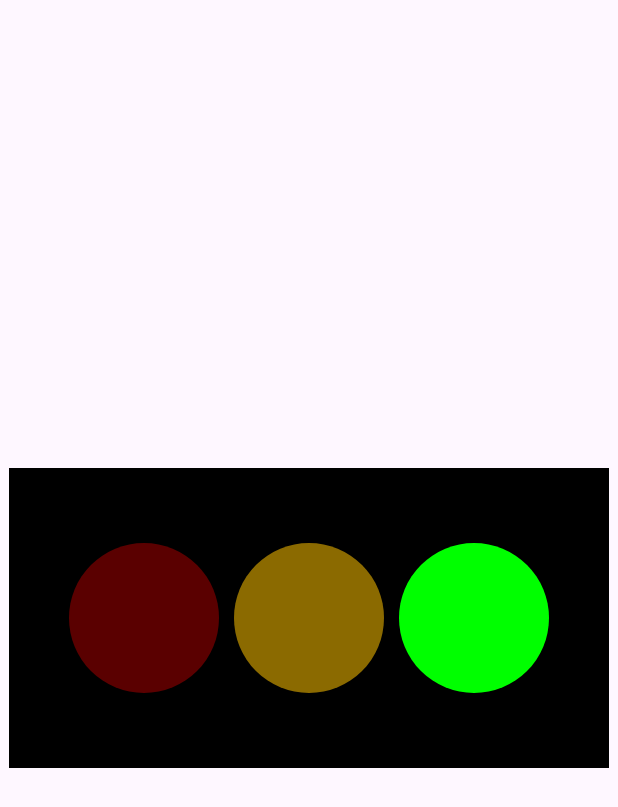
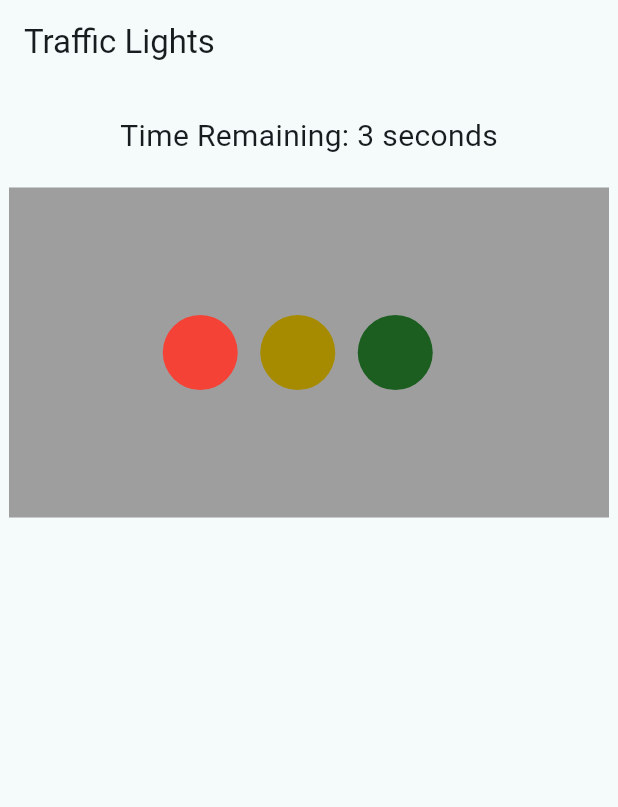
Before and after one commit to AndyPhuHuynh/CS410-SP2025-Traffic-Light-System, a Flutter app: the screen it shows after launch, on a phone screen of 412 x 824 dp. Shown: the top 807 px of the screen. Run offline on Flutter 3.47's test engine with Material 3 defaults, Android fonts, the phone set to English and light mode, and no system bars.

```diff
--- a/lib/main.dart
+++ b/lib/main.dart
@@ -1,132 +1,176 @@
-import 'package:flutter/material.dart';
-import 'dart:async';
+import 'package:flutter/material.dart'; // import for user interface
+import 'dart:async'; // import for timer
 
+// the main() is the start of everything
 void main() {
-  runApp(const TrafficLightApp());
+  runApp(const TrafficLightApp()); // call the application
 }
 
-class TrafficLightApp extends StatelessWidget {
-  const TrafficLightApp({super.key});
+// the root of the application
+class TrafficLightApp extends StatelessWidget { // TrafficLightApp class
+  const TrafficLightApp({super.key}); // TrafficLightApp constructor
 
-  @override
-    Widget build(BuildContext context) {
-      Widget lightRectangle = Container(
-        width: 400.0,
-        height: 200.0,
-        decoration: BoxDecoration(
-          color: Colors.black,
-          shape: BoxShape.rectangle,
-        ),
-      );
-
+  @override // good practice to make sure method overrides superclass
+    // Widget will structure and layout to the visual elements
+    Widget build(BuildContext context) { // building block
     return MaterialApp(
-      debugShowCheckedModeBanner: false,
-      color: Colors.grey,
-        home: Scaffold(
-          body: Center(
-              child: Stack(
-                  children: <Widget>[
-                    lightRectangle,
-                    Positioned(
-                      left: 40.0,
-                      top: 50.0,
-                      child: Container (
-                          width: 100.0,
-                          height: 100.0,
-                          decoration: BoxDecoration(
-                            color: Color(0xFF5A0000),
-                            shape: BoxShape.circle,
-                          )
-                      ),
-                    ),
-                    Positioned(
-                      left: 150.0,
-                      top: 50.0,
-                      child: Container (
-                          width: 100.0,
-                          height: 100.0,
-                          decoration: BoxDecoration(
-                            color: Color(0xFF8B6A00),
-                            shape: BoxShape.circle,
-                          )
-                      ),
-                    ),
-                    Positioned(
-                      left: 260.0,
-                      top: 50.0,
-                      child: Container (
-                          width: 100.0,
-                          height: 100.0,
-                          decoration: BoxDecoration(
-                            color: Color(0xFF00FF00),
-                            shape: BoxShape.circle,
-                          )
-                      ),
-                    ),
-                  ]
-              )
-          )
-      )
+      debugShowCheckedModeBanner: false, // to remove the debug banner
+      title: 'Traffic Lights', // title of the application
+      theme: ThemeData( // theme of application
+        colorScheme: ColorScheme.fromSeed(seedColor: Colors.grey), // color
+      ),
+      home: TrafficModule(title: 'Traffic Lights'),
     );
   }
 }
 
-class CountdownTimer extends StatefulWidget {
-  const CountdownTimer({super.key});
+// the homepage of application
+class TrafficModule extends StatefulWidget {
+  final String title;
 
-  @override
-  State<CountdownTimer> createState() => _CountdownTimerState();
+  const TrafficModule({super.key, required this.title}); // constructor
+
+  @override // good practice
+  // create a state
+  State<TrafficModule> createState() => _TrafficModuleState();
 }
 
-class _CountdownTimerState extends State<CountdownTimer> {
+
+// the state of the homepage
+class _TrafficModuleState extends State<TrafficModule> {
   int _remainingTime = 10; // Initial time in seconds
   Timer? _timer;
 
+  // the track which light is turned on
+  int _currentLight = 1; // 1 is red, 2 yellow, 3 green
+
   @override
-  void initState() {
+  void initState() { // the initial state
     super.initState();
     startTimer();
   }
 
-  void startTimer() {
+  void startTimer() { // start the timer and change the color
+    // timer period
     _timer = Timer.periodic(const Duration(seconds: 1), (timer) {
       setState(() {
-        if (_remainingTime > 0) {
-          _remainingTime--;
+        if (_remainingTime > 0) { // time greater than 0
+          _remainingTime--; // decrement by 1
         } else {
-          timer.cancel(); // Stop the timer when it reaches 0
+          changeLight(); // call the function to change the light
         }
       });
+    });
+    }
+
+  void yellowTimer(int yORn) { // for the case of the yellow timer
+    _timer?.cancel(); // cancel current time
+    _remainingTime = yORn;
+    startTimer();
+  }
+
+  // Function to change light color
+  void changeLight() {
+    setState(() { // the state
+      _currentLight = (_currentLight % 3) + 1; // runs from 1 > 2 > 3 > 1 > etc
+      if (_currentLight == 2) { // yellow then 5 seconds
+        yellowTimer(5); // yes then 5
+      } else { // if red or green the 10 seconds
+        yellowTimer(10); // not yellow then
+      }
     });
   }
 
   @override
-  void dispose() {
+  void dispose() { // function to clean up the widget
     _timer?.cancel(); // Cancel the timer to prevent memory leaks
     super.dispose();
   }
 
+  // the build the traffic light circles
+  Widget lightCircle(Color dimColor, Color brightColor, bool isActive) {
+    return Container(
+      width: 50.0,
+      height: 50.0,
+      // margin adds space outside the widget's boundary (for neatness)
+      margin: const EdgeInsets.symmetric(vertical: 15.0),
+      decoration: BoxDecoration(
+        // if is Active then brightColor else dimColor
+        color: isActive ? brightColor : dimColor, // bright or dull color
+        shape: BoxShape.circle,
+      ),
+    );
+  }
+
+  Widget lightedCircle() {
+    // basic structure for design
+    return Container(
+      width: 300,
+      height: 100,
+      decoration: BoxDecoration(
+        color: Colors.grey,
+        borderRadius: BorderRadius.circular(12),
+      ),
+      child: Row (
+        mainAxisAlignment: MainAxisAlignment.center,
+        children: [
+          // Red
+          lightCircle(
+            Color(0xFF5A0000),
+            Colors.red,
+            _currentLight == 1,
+          ),
+          const SizedBox(width: 15),
+          // Yellow
+          lightCircle(
+            Color(0xFFA68B00),
+            Colors.yellow,
+            _currentLight == 2,
+          ),
+          const SizedBox(width: 15),
+          // Green
+          lightCircle(
+              Color(0xFF1B5E20),
+            Colors.green,
+            _currentLight == 3
+            ),
+          const SizedBox(width: 15),
+        ],
+    ),
+    );
+  }
+
   @override
   Widget build(BuildContext context) {
-    return Scaffold(
-      appBar: AppBar(title: const Text('Light Change Time:')),
-      body: Center(
-        child: Column(
-          mainAxisAlignment: MainAxisAlignment.center,
-          children: [
+    // basic structure
+    return Scaffold( // gives structural elements such as appBar, body, more...
+      appBar: AppBar(title: Text(widget.title)), // title of application
+      body: Center( // center everything
+        child: Column( // place one on top of another
+          mainAxisAlignment: MainAxisAlignment.start, // alignment
+          children: [ // more than one widget
+            const SizedBox(height: 20), // display the time
             Text(
-              'Time remaining: $_remainingTime seconds',
-              style: const TextStyle(fontSize: 20),
+              'Time Remaining: $_remainingTime seconds',
+                style: const TextStyle(fontSize: 20),
             ),
-            ElevatedButton(
-              onPressed: () {
-                setState(() {
-                  _remainingTime = 10; // Reset timer
-                });
-                startTimer();
-              },
-              child: const Text('Restart'),
+            const SizedBox(height: 20),
+
+            // the traffic light module
+            Container(
+              width: 400, // rectangle width
+              height: 220.0, // rectangle height
+              color: Colors.grey, // grey rectangle
+              child: Row( // to place the traffic lights in a row
+                mainAxisAlignment: MainAxisAlignment.center, // alignment
+                children: [ // more than one widget
+                lightedCircle(), // three lights
+                ],
+              ),
             ),
+
+            const SizedBox(height: 20),
+
           ],
         ),
       ),
```
